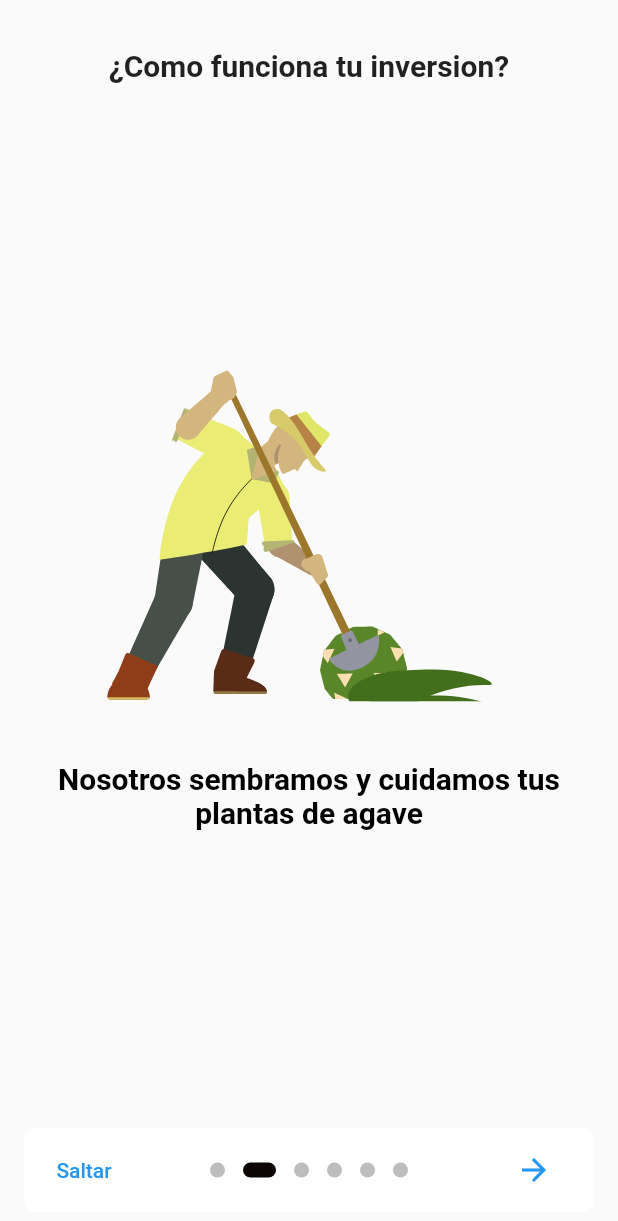
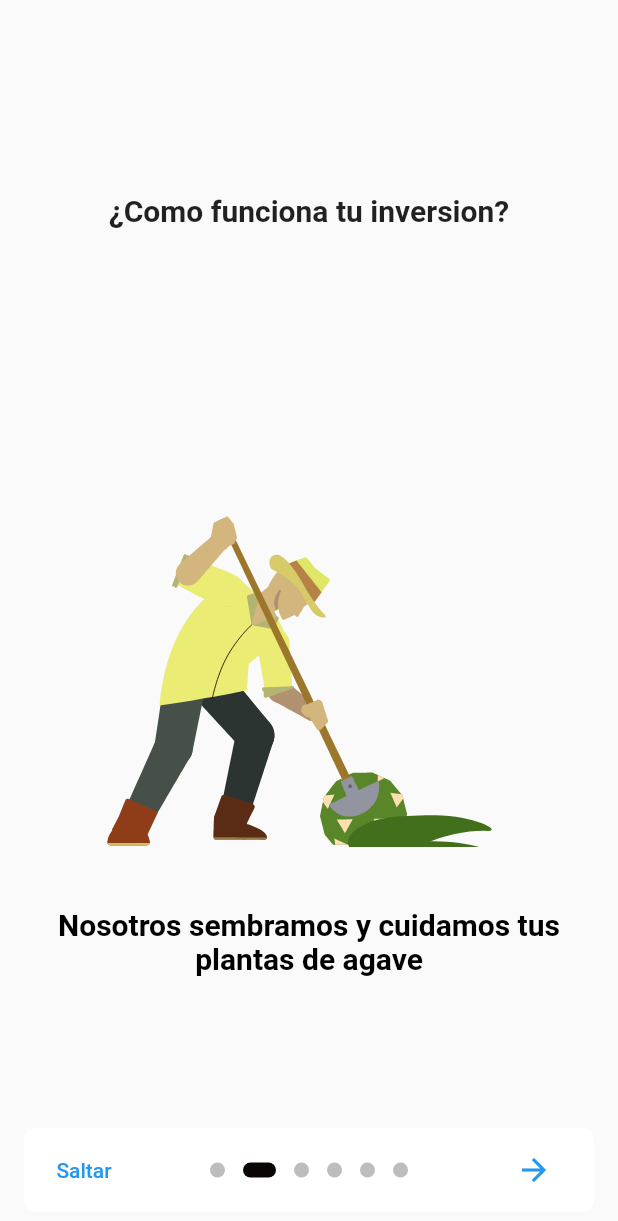
Before and after one commit to Pepelasturias/AgaveInvestmentApp, a Flutter app: the screen it shows after launch, swiped to page 2, on a phone screen of 412 x 824 dp. Shown: the top 1221 px of the screen. Run offline on Flutter 3.47's test engine with Material 2 defaults, Android fonts, the phone set to English and light mode, and no system bars; drawn by our look-alikes of dots_indicator; our stand-ins replace audioplayers, badges, connectivity, device_info, firebase_auth, firebase_core and 26 more; missing offline and left inert: blinking_point, credit_card_type_detector, flutter_sim_country_code, flutter_sound_lite, flutter_touch_spin, location_permissions and 3 more; accounts and stored records are empty.

Commit message:
Fix: Google Error 001

```diff
--- a/lib/pages/delivery/catalogo_page.dart
+++ b/lib/pages/delivery/catalogo_page.dart
@@ -842,6 +842,7 @@ class _CatalogoPageState extends State<CatalogoPage>
     return CustomScrollView(
       slivers: [
         SliverToBoxAdapter(child: _buscador()),
+        SliverToBoxAdapter(child: _categorias()),
         SliverToBoxAdapter(
           child: StreamBuilder(
             stream: _catalogoBloc.recomendadoStream,
@@ -854,7 +855,6 @@ class _CatalogoPageState extends State<CatalogoPage>
             },
           ),
         ),
-        SliverToBoxAdapter(child: _categorias()),
         SliverToBoxAdapter(child: _productosDestacados(context)),
         SliverToBoxAdapter(
           child: _label('Mejor valorados', 'Las personas los aman'),
--- a/lib/pages/introduction_screen/intro_content.dart
+++ b/lib/pages/introduction_screen/intro_content.dart
@@ -12,7 +12,14 @@ class IntroContent extends StatelessWidget {
   }) : super(key: key);
 
   Widget _buildWidget(Widget widget, String text, TextStyle style) {
-    return widget ?? Text(text, style: style, textAlign: TextAlign.center);
+    return widget ??
+        Center(
+          child: Text(
+            text,
+            style: style,
+            textAlign: TextAlign.center,
+          ),
+        );
   }
 
   @override
@@ -41,7 +48,7 @@ class IntroContent extends StatelessWidget {
             child: _buildWidget(
               page.bodyWidget,
               page.body,
-              page.decoration.bodyTextStyle,
+              page.decoration.titleTextStyle,
             ),
           ),
           if (page.footer != null)
--- a/lib/pages/introduction_screen/intro_page.dart
+++ b/lib/pages/introduction_screen/intro_page.dart
@@ -62,40 +62,34 @@ class _IntroPageState extends State<IntroPage>
     );
   }
 
+  Widget renderFlexContent() {
+    if (widget.page.image != null) {
+      return Align(
+        alignment: widget.page.decoration.imageAlignment,
+        child: Padding(
+          padding: widget.page.decoration.imagePadding,
+          child: widget.page.image,
+        ),
+      );
+    }
+
+    return Column(
+      mainAxisAlignment: MainAxisAlignment.center,
+      children: [
+        Align(
+          alignment: widget.page.decoration.bodyAlignment,
+          child: IntroContent(page: widget.page),
+        ),
+      ],
+    );
+  }
+
   Widget _buildFlex() {
     return Container(
       color: widget.page.decoration.pageColor,
       decoration: widget.page.decoration.boxDecoration,
       margin: const EdgeInsets.only(bottom: 60.0),
-      child: Column(
-        crossAxisAlignment: CrossAxisAlignment.stretch,
-        children: [
-          if (widget.page.image != null)
-            Expanded(
-              flex: widget.page.decoration.imageFlex,
-              child: Align(
-                alignment: widget.page.decoration.imageAlignment,
-                child: Padding(
-                  padding: widget.page.decoration.imagePadding,
-                  child: widget.page.image,
-                ),
-              ),
-            ),
-          Expanded(
-            flex: widget.page.decoration.bodyFlex,
-            child: Align(
-              alignment: widget.page.decoration.bodyAlignment,
-              child: widget.page.useScrollView
-                  ? SingleChildScrollView(
-                      controller: widget.scrollController,
-                      physics: const BouncingScrollPhysics(),
-                      child: IntroContent(page: widget.page),
-                    )
-                  : IntroContent(page: widget.page),
-            ),
-          ),
-        ].asReversed(widget.page.reverse),
-      ),
+      child: renderFlexContent(),
     );
   }
 
--- a/pubspec.yaml
+++ b/pubspec.yaml
@@ -4,7 +4,7 @@ description: Compra a domicilio a los mejores restaurantes en Loja, encuentra ca
 #
 # Flutter Version -> 2.0.6
 #
-version: 0.0.5+5
+version: 0.0.2
 
 environment:
   sdk: ">=2.11.0 <3.0.0"
```
Also changed, not shown: pubspec.lock, 2 other files.
